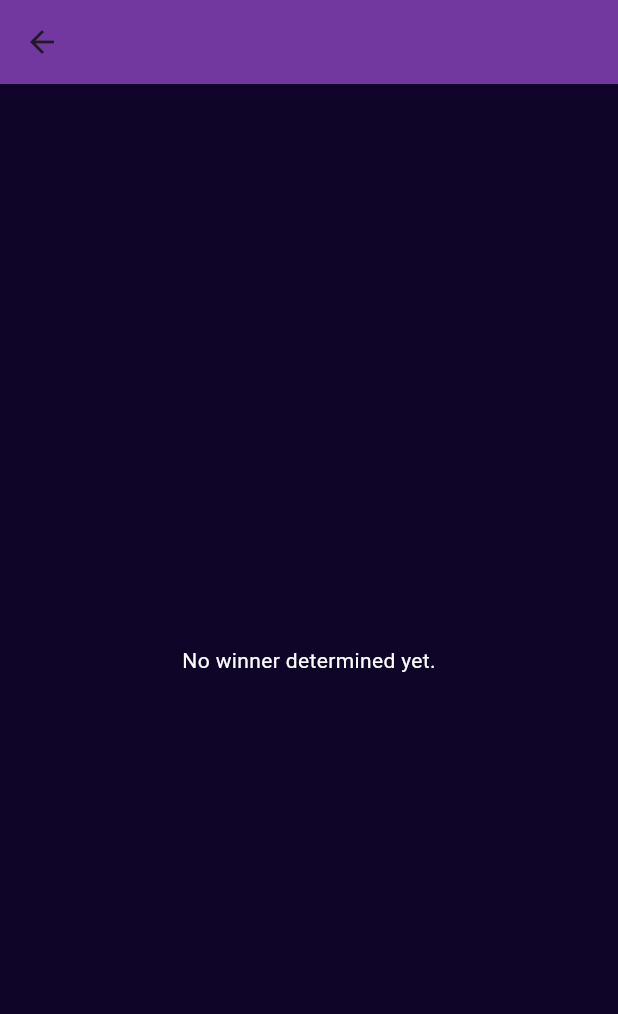
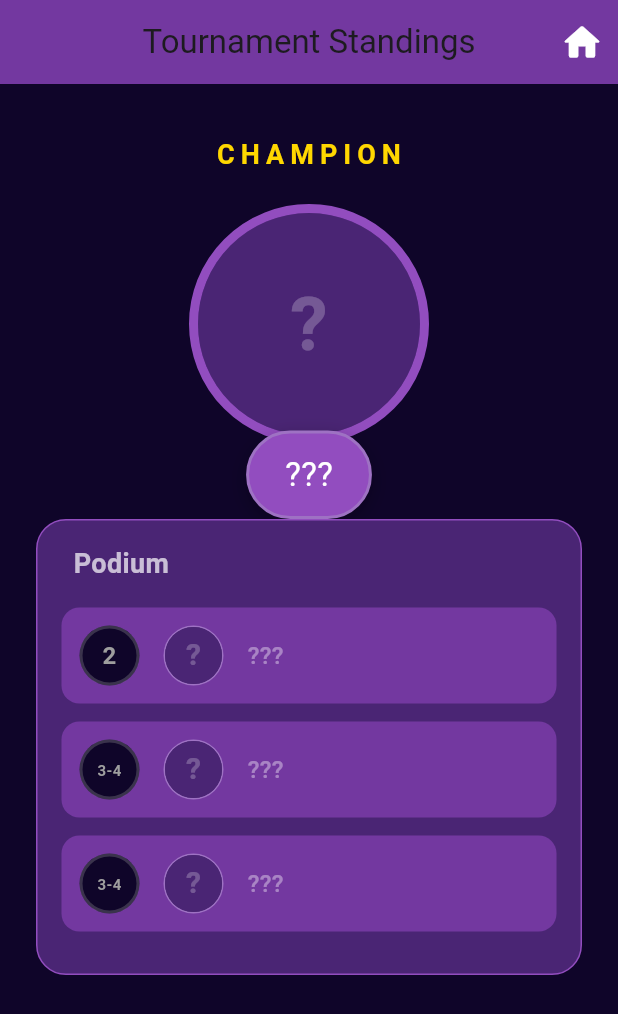
Before and after one commit to dziolex21/BracketBase, a Flutter app: the TournamentResultsScreen screen opened directly, on a phone screen of 412 x 824 dp. Shown: the top 1014 px of the screen. Run offline on Flutter 3.47's test engine with Material 3 defaults, Android fonts, the phone set to English and light mode, and no system bars; our stand-ins replace cloud_firestore, firebase_core; missing offline and left inert: dart:ffi; accounts and stored records are empty.

Commit message:
tournament result screen

```diff
--- a/lib/views/tournament_result_screen.dart
+++ b/lib/views/tournament_result_screen.dart
@@ -14,17 +14,19 @@ class TournamentResultsScreen extends StatefulWidget {
 
 class _TournamentResultsScreenState extends State<TournamentResultsScreen> {
   bool _isLoading = true;
-  Map<String, dynamic>? _winner;
-  Map<String, dynamic>? _runnerUp;
-  List<Map<String, dynamic>> _semiFinalists = [];
+
+  // Данные для отображения. Если name пустое — значит место вакантно.
+  Map<String, dynamic> _winner = {'name': '', 'picture': ''};
+  Map<String, dynamic> _runnerUp = {'name': '', 'picture': ''};
+  List<Map<String, dynamic>> _semiFinalLosers = []; // 3-4 места
 
   @override
   void initState() {
     super.initState();
-    _calculateResults();
+    _calculateIntermediateResults();
   }
 
-  Future<void> _calculateResults() async {
+  Future<void> _calculateIntermediateResults() async {
     try {
       final Directory tempDir = await getTemporaryDirectory();
       final File jsonFile = File(p.join(tempDir.path, 'bracket.json'));
@@ -37,41 +39,67 @@ class _TournamentResultsScreenState extends State<TournamentResultsScreen> {
       final String jsonString = await jsonFile.readAsString();
       final Map<String, dynamic> bracket = jsonDecode(jsonString);
 
-      // 1. Находим победителя (Раунд "1")
-      final List<dynamic> finalRound = bracket['1'] ?? [];
-      if (finalRound.isNotEmpty) {
-        _winner = finalRound.first;
+      // --- 1. ПОБЕДИТЕЛЬ (Золото) ---
+      // Берем из раунда "1"
+      final List<dynamic> round1 = bracket['1'] ?? [];
+      if (round1.isNotEmpty && round1[0]['name'] != '') {
+        _winner = round1[0];
       }
 
-      // 2. Находим 2-е место (Тот, кто был в 1/2, но не в 1)
-      final List<dynamic> semiFinalRound = bracket['1/2'] ?? [];
-      if (_winner != null) {
-        _runnerUp = semiFinalRound.firstWhere(
-              (player) => player['name'] != _winner!['name'],
+      // --- 2. ВТОРОЕ МЕСТО (Серебро) ---
+      // Это тот, кто есть в "1/2", но кого НЕТ в "1".
+      // Но мы можем определить его ТОЛЬКО если победитель уже известен.
+      // Если победителя нет, значит финал еще не сыгран, и 2-е место тоже неизвестно.
+      if (_winner['name'] != '') {
+        final List<dynamic> round1_2 = bracket['1/2'] ?? [];
+        // Ищем игрока в 1/2, чье имя не совпадает с победителем
+        final runnerUpEntry = round1_2.firstWhere(
+              (p) => p['name'] != '' && p['name'] != _winner['name'],
           orElse: () => null,
         );
+        if (runnerUpEntry != null) {
+          _runnerUp = runnerUpEntry;
+        }
       }
 
-      // 3. Находим 3-е и 4-е места (Те, кто был в 1/4, но не попал в 1/2)
-      final List<dynamic> quarterFinalRound = bracket['1/4'] ?? [];
-      // Собираем имена тех, кто прошел в полуфинал
-      final Set<String> semiFinalistsNames = semiFinalRound
+      // --- 3. ТРЕТЬЕ-ЧЕТВЕРТОЕ МЕСТА (Бронза) ---
+      // Это те, кто был в "1/4", но НЕ попал в "1/2".
+      final List<dynamic> round1_4 = bracket['1/4'] ?? [];
+      final List<dynamic> round1_2 = bracket['1/2'] ?? [];
+
+      // Собираем имена тех, кто прошел в полуфинал (в 1/2)
+      final Set<String> promotedToSemiNames = round1_2
           .map((e) => e['name'] as String)
+          .where((name) => name.isNotEmpty)
           .toSet();
 
-      _semiFinalists = List<Map<String, dynamic>>.from(quarterFinalRound.where((player) {
-        // Если имя пустое (пустой слот) или игрок уже в полуфинале - пропускаем
-        final name = player['name'];
-        return name != null &&
-            name.isNotEmpty &&
-            !semiFinalistsNames.contains(name);
-      }));
+      // Фильтруем 1/4: берем тех, у кого есть имя И кого нет в списке прошедших
+      final List<Map<String, dynamic>> losers = [];
+      for (var player in round1_4) {
+        final String name = player['name'] ?? '';
+        // Условие: Имя есть, и этого имени нет в следующем раунде
+        // НО! Если в следующем раунде (1/2) еще есть пустые слоты,
+        // мы не можем точно сказать, что этот человек вылетел (может он еще не сыграл).
+        // Поэтому показываем в списке только тех, кто точно вылетел,
+        // либо (для красоты) просто заполняем заглушками, если турнир в процессе.
+
+        if (name.isNotEmpty && !promotedToSemiNames.contains(name)) {
+          // Проверяем, заполнен ли раунд 1/2 полностью.
+          // Если в 1/2 есть пустые слоты, возможно этот игрок просто еще не сыграл свой матч 1/4.
+          // Для упрощения: мы считаем бронзовыми призерами тех, кто не прошел дальше,
+          // ТОЛЬКО если мы уверены в составе 1/2.
+
+          // В рамках вашей задачи: давайте просто покажем тех, кто точно не прошел.
+          losers.add(player);
+        }
+      }
+      _semiFinalLosers = losers;
 
       setState(() {
         _isLoading = false;
       });
     } catch (e) {
-      print("Error calculating results: $e");
+      print("Error: $e");
       setState(() => _isLoading = false);
     }
   }
@@ -85,41 +113,34 @@ class _TournamentResultsScreenState extends State<TournamentResultsScreen> {
       );
     }
 
-    if (_winner == null || _winner!['name'] == '') {
-      return Scaffold(
-        backgroundColor: AppColors.purple5,
-        appBar: AppBar(backgroundColor: AppColors.purple3),
-        body: const Center(
-          child: Text("No winner determined yet.",
-              style: TextStyle(color: Colors.white)),
-        ),
-      );
-    }
-
     return Scaffold(
       backgroundColor: AppColors.purple5,
       appBar: AppBar(
-        title: const Text("Tournament Results"),
+        title: const Text("Tournament Standings"),
         backgroundColor: AppColors.purple3,
         centerTitle: true,
-        leading: IconButton(
-          icon: const Icon(Icons.home),
+        // Убираем кнопку назад по умолчанию, делаем свою "Home"
+        automaticallyImplyLeading: false,
+        actions: [
+          IconButton(
+            icon: const Icon(Icons.home_rounded, size: 30, color: Colors.white),
             onPressed: () {
-            // Вернуться в самое начало (или куда нужно)
+              // Возврат в самое начало
               Navigator.of(context).popUntil((route) => route.isFirst);
             },
-        ),
+          )
+        ],
       ),
       body: SingleChildScrollView(
         padding: const EdgeInsets.all(24.0),
         child: Column(
           crossAxisAlignment: CrossAxisAlignment.center,
           children: [
-            const SizedBox(height: 20),
+            const SizedBox(height: 10),
             const Text(
               "CHAMPION",
               style: TextStyle(
-                color: Color(0xFFFFD700), // Золотой цвет текста
+                color: Color(0xFFFFD700),
                 fontSize: 18,
                 fontWeight: FontWeight.bold,
                 letterSpacing: 4,
@@ -127,12 +148,12 @@ class _TournamentResultsScreenState extends State<TournamentResultsScreen> {
             ),
             const SizedBox(height: 20),
 
-            // --- КАРТОЧКА ПОБЕДИТЕЛЯ ---
-            _buildWinnerDisplay(_winner!),
+            // --- КАРТОЧКА ПОБЕДИТЕЛЯ (или заглушка) ---
+            _buildWinnerDisplay(_winner),
 
             const SizedBox(height: 50),
 
-            // --- СПИСОК ТОП ИГРОКОВ ---
+            // --- ТАБЛИЦА ЛИДЕРОВ ---
             Container(
               padding: const EdgeInsets.all(16),
               decoration: BoxDecoration(
@@ -146,7 +167,7 @@ class _TournamentResultsScreenState extends State<TournamentResultsScreen> {
                   const Padding(
                     padding: EdgeInsets.only(bottom: 16.0, left: 8),
                     child: Text(
-                      "Leaderboard",
+                      "Podium",
                       style: TextStyle(
                         color: Colors.white70,
                         fontSize: 18,
@@ -154,31 +175,40 @@ class _TournamentResultsScreenState extends State<TournamentResultsScreen> {
                       ),
                     ),
                   ),
-                  if (_runnerUp != null)
-                    _buildRankRow(2, _runnerUp!, const Color(0xFFC0C0C0)), // Серебро
 
-                  for (var semi in _semiFinalists)
-                    _buildRankRow(3, semi, const Color(0xFFCD7F32)), // Бронза
+                  // 2-е Место (Серебро)
+                  _buildRankRow(2, _runnerUp, const Color(0xFFC0C0C0)),
+
+                  // 3-е и 4-е Места (Бронза)
+                  // Если список пуст (начало турнира), покажем две заглушки
+                  if (_semiFinalLosers.isEmpty) ...[
+                    _buildRankRow(3, {'name': '', 'picture': ''}, const Color(0xFFCD7F32)),
+                    _buildRankRow(3, {'name': '', 'picture': ''}, const Color(0xFFCD7F32)),
+                  ] else ...[
+                    for (var player in _semiFinalLosers)
+                      _buildRankRow(3, player, const Color(0xFFCD7F32)),
+                  ]
                 ],
               ),
             ),
-
-            const SizedBox(height: 30),
           ],
         ),
       ),
     );
   }
 
+  // Виджет для Чемпиона (Большой)
   Widget _buildWinnerDisplay(Map<String, dynamic> player) {
-    final String name = player['name'];
+    final String name = player['name'] ?? '';
     final String picture = player['picture'] ?? '';
+    final bool hasWinner = name.isNotEmpty;
 
     return Stack(
       clipBehavior: Clip.none,
       alignment: Alignment.center,
       children: [
-        // Сияние сзади
+        // Сияние (только если есть победитель)
+        if (hasWinner)
           Container(
             width: 180,
             height: 180,
@@ -194,29 +224,31 @@ class _TournamentResultsScreenState extends State<TournamentResultsScreen> {
             ),
           ),
 
-        // Аватар
+        // Аватар или Заглушка
         Container(
           width: 160,
           height: 160,
           decoration: BoxDecoration(
             shape: BoxShape.circle,
-            border: Border.all(color: const Color(0xFFFFD700), width: 6), // Золотая рамка
+            color: AppColors.purple3, // Фон заглушки
+            border: Border.all(
+                color: hasWinner ? const Color(0xFFFFD700) : AppColors.purple2, // Золотая или блеклая рамка
+                width: 6
+            ),
           ),
           child: ClipOval(
             child: _buildImage(picture),
           ),
         ),
 
-        // Корона
+        // Корона (только если есть победитель)
+        if (hasWinner)
           const Positioned(
             top: -35,
-          child: Text(
-            "👑",
-            style: TextStyle(fontSize: 50),
-          ),
+            child: Text("👑", style: TextStyle(fontSize: 50)),
           ),
 
-        // Имя
+        // Имя или "TBD"
         Positioned(
           bottom: -50,
           child: Container(
@@ -224,17 +256,20 @@ class _TournamentResultsScreenState extends State<TournamentResultsScreen> {
             decoration: BoxDecoration(
               color: AppColors.purple2,
               borderRadius: BorderRadius.circular(30),
-              border: Border.all(color: const Color(0xFFFFD700), width: 2),
+              border: Border.all(
+                  color: hasWinner ? const Color(0xFFFFD700) : AppColors.purple1,
+                  width: 2
+              ),
               boxShadow: const [
                 BoxShadow(color: Colors.black26, blurRadius: 10, offset: Offset(0, 4))
               ],
             ),
             child: Text(
-              name,
-              style: const TextStyle(
+              hasWinner ? name : "???",
+              style: TextStyle(
                 color: Colors.white,
                 fontSize: 22,
-                fontWeight: FontWeight.bold,
+                fontWeight: hasWinner ? FontWeight.bold : FontWeight.normal,
               ),
             ),
           ),
@@ -243,7 +278,12 @@ class _TournamentResultsScreenState extends State<TournamentResultsScreen> {
     );
   }
 
+  // Виджет строки (2, 3 место)
   Widget _buildRankRow(int rank, Map<String, dynamic> player, Color rankColor) {
+    final String name = player['name'] ?? '';
+    final String picture = player['picture'] ?? '';
+    final bool isKnown = name.isNotEmpty;
+
     return Container(
       margin: const EdgeInsets.only(bottom: 12),
       padding: const EdgeInsets.all(12),
@@ -253,20 +293,23 @@ class _TournamentResultsScreenState extends State<TournamentResultsScreen> {
       ),
       child: Row(
         children: [
-          // Медалька / Место
+          // Медалька
           Container(
             width: 40,
             height: 40,
             decoration: BoxDecoration(
               color: AppColors.purple5,
               shape: BoxShape.circle,
-              border: Border.all(color: rankColor, width: 2),
+              border: Border.all(
+                  color: isKnown ? rankColor : Colors.grey.withOpacity(0.3),
+                  width: 2
+              ),
             ),
             child: Center(
               child: Text(
-                rank == 3 ? "3-4" : "$rank", // Для полуфиналистов пишем 3-4
+                rank == 3 ? "3-4" : "$rank",
                 style: TextStyle(
-                  color: rankColor,
+                  color: isKnown ? rankColor : Colors.grey,
                   fontWeight: FontWeight.bold,
                   fontSize: rank == 3 ? 10 : 16,
                 ),
@@ -281,10 +324,11 @@ class _TournamentResultsScreenState extends State<TournamentResultsScreen> {
             height: 40,
             decoration: BoxDecoration(
               shape: BoxShape.circle,
+              color: AppColors.purple4,
               border: Border.all(color: AppColors.purple1),
             ),
             child: ClipOval(
-              child: _buildImage(player['picture'] ?? ''),
+              child: _buildImage(picture, isSmall: true),
             ),
           ),
           const SizedBox(width: 16),
@@ -292,9 +336,9 @@ class _TournamentResultsScreenState extends State<TournamentResultsScreen> {
           // Имя
           Expanded(
             child: Text(
-              player['name'],
-              style: const TextStyle(
-                color: Colors.white,
+              isKnown ? name : "???",
+              style: TextStyle(
+                color: isKnown ? Colors.white : Colors.white38,
                 fontSize: 16,
                 fontWeight: FontWeight.w500,
               ),
@@ -305,18 +349,32 @@ class _TournamentResultsScreenState extends State<TournamentResultsScreen> {
     );
   }
 
-  Widget _buildImage(String path) {
+  Widget _buildImage(String path, {bool isSmall = false}) {
+    // Если пути нет или он пустой - показываем вопрос
     if (path.isEmpty) {
       return Container(
         color: AppColors.purple4,
-        child: const Center(
-            child: Icon(Icons.person, color: Colors.white54, size: 40)),
+        child: Center(
+          child: Text(
+            "?",
+            style: TextStyle(
+                color: Colors.white24,
+                fontSize: isSmall ? 20 : 50,
+                fontWeight: FontWeight.bold
+            ),
+          ),
+        ),
       );
     }
+
     if (path.startsWith('assets/')) {
       return Image.asset(path, fit: BoxFit.cover);
     } else {
-      return Image.file(File(path), fit: BoxFit.cover, errorBuilder: (_,__,___) => const Icon(Icons.error));
+      return Image.file(
+          File(path),
+          fit: BoxFit.cover,
+          errorBuilder: (_,__,___) => const Icon(Icons.error)
+      );
     }
   }
 }
```
Also changed, not shown: lib/views/tournament_screen.dart (+62 -18 lines). Lines whose indentation alone changed are shown as unchanged.
